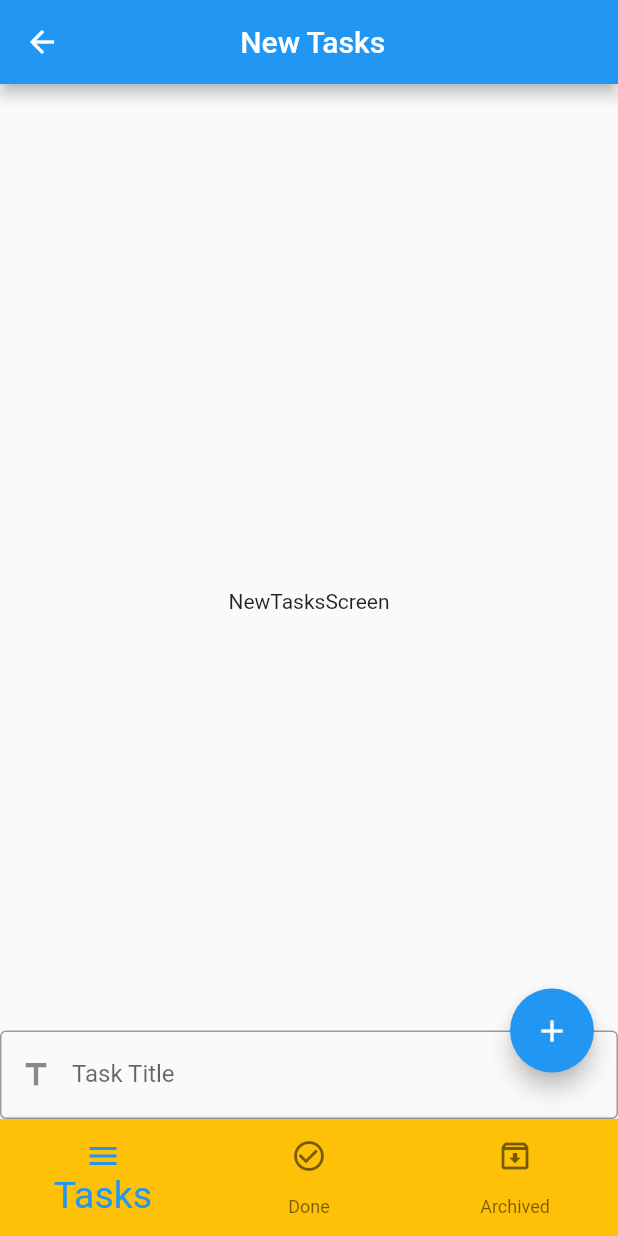
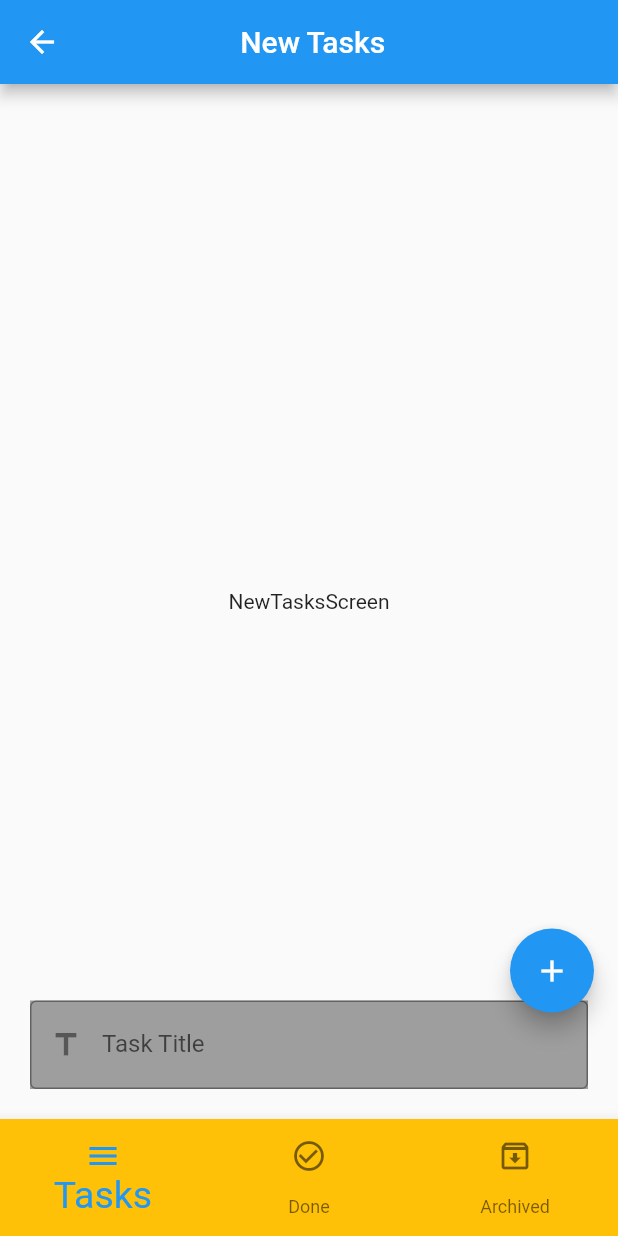
Before and after one commit to Devsaci/bottom_navigation_bar_mansour, a Flutter app: the screen it shows after launch, after a tap on the "edit" icon, on a phone screen of 412 x 824 dp. Run offline on Flutter 3.47's test engine with Material 2 defaults, Android fonts, the phone set to English and light mode, and no system bars; our stand-ins replace sqflite; accounts and stored records are empty.

Commit message:
Padding / Container

```diff
--- a/lib/layout/home_layout.dart
+++ b/lib/layout/home_layout.dart
@@ -78,7 +78,11 @@ class _HomeLayoutState extends State<HomeLayout> {
             });
           } else {
             scaffoldKey.currentState?.showBottomSheet(
-              (context) => Column(
+              (context) => Padding(
+                padding: const EdgeInsets.all(20.0),
+                child: Container(
+                  color: Colors.grey[500],
+                  child: Column(
                     mainAxisSize: MainAxisSize.min,
                     children: [
                       defaultFormField(
@@ -94,6 +98,8 @@ class _HomeLayoutState extends State<HomeLayout> {
                         prefix: Icons.title,
                       ),
                     ],
+                  ),
+                ),
               ),
             );
 
```
Lines whose indentation alone changed are shown as unchanged.
